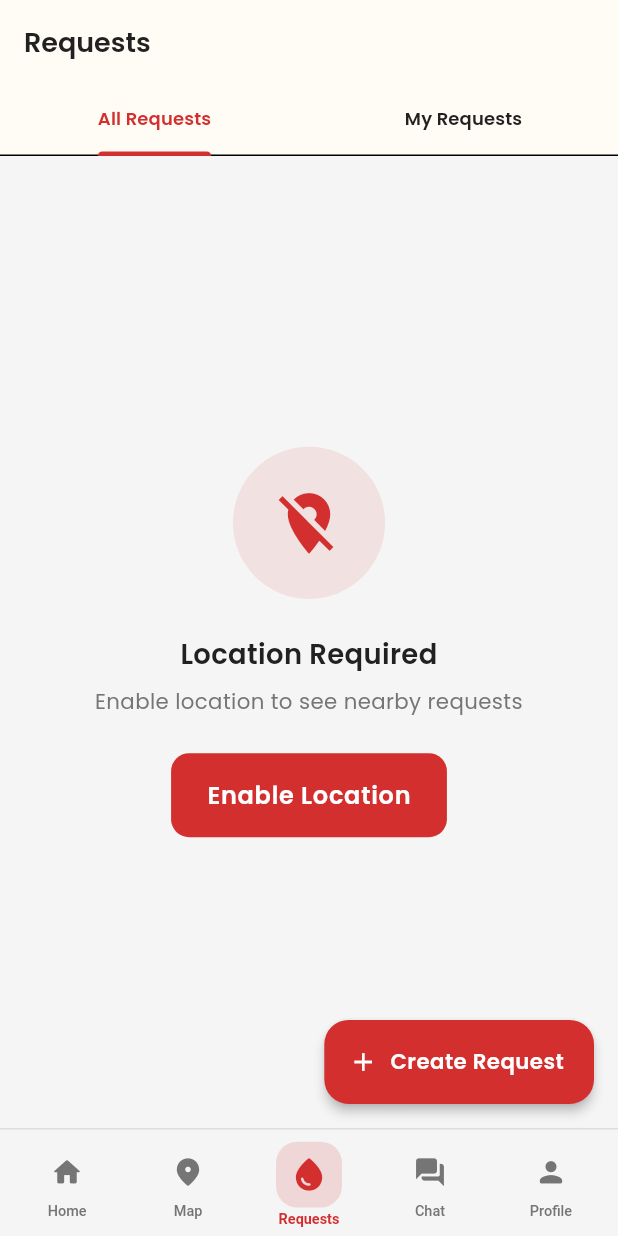
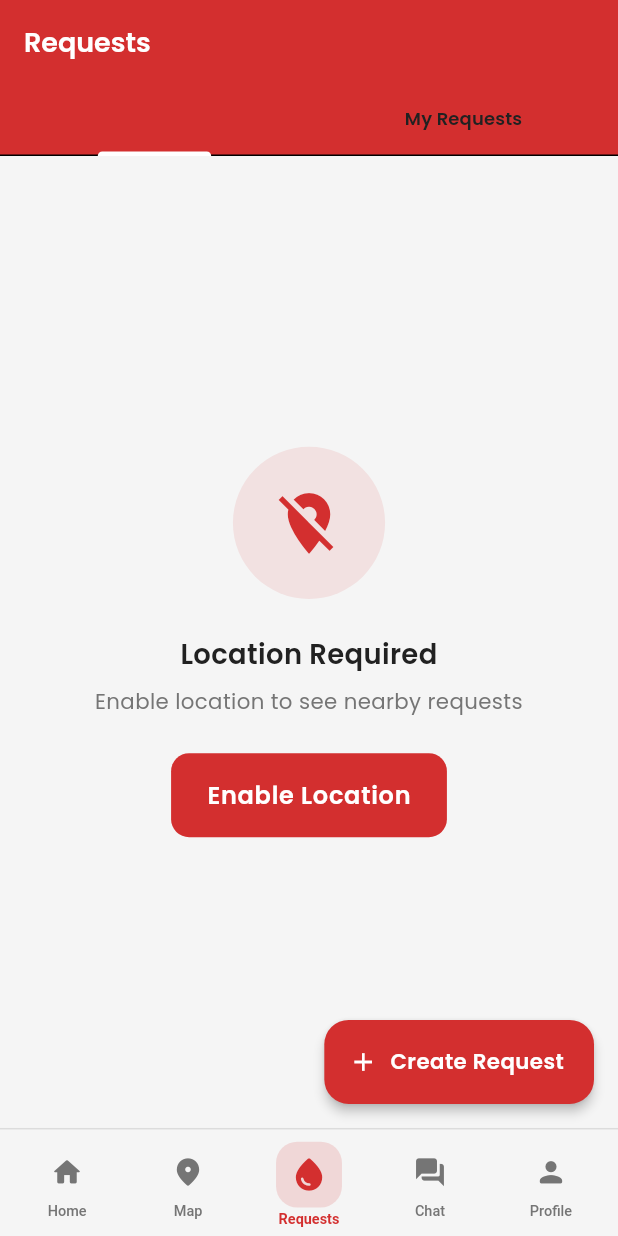
Before and after one commit to samikhan-1800/redpulse, a Flutter app: the screen it shows once a user with an empty profile is signed in, item 3 of the bottom bar chosen, on a phone screen of 412 x 824 dp. Run offline on Flutter 3.47's test engine with Material 3 defaults, Android fonts, the phone set to English and light mode, and no system bars; our stand-ins replace cached_network_image, cloud_firestore, firebase_auth, firebase_core, firebase_messaging, flutter_riverpod and 8 more; accounts and stored records are empty.

Commit message:
Update app bar and chat bubble colors for dark mode
Changed AppBarTheme to use primary color and white text/icons for better contrast. Updated chat bubble background and text colors to adapt to dark mode, improving readability and visual consistency.

```diff
--- a/lib/core/theme/app_theme.dart
+++ b/lib/core/theme/app_theme.dart
@@ -252,14 +252,14 @@ class AppTheme {
     return AppBarTheme(
       elevation: 0,
       centerTitle: false,
-      backgroundColor: AppColors.surface,
-      foregroundColor: AppColors.textPrimary,
-      systemOverlayStyle: SystemUiOverlayStyle.dark,
-      iconTheme: const IconThemeData(color: AppColors.textPrimary),
+      backgroundColor: AppColors.primary,
+      foregroundColor: Colors.white,
+      systemOverlayStyle: SystemUiOverlayStyle.light,
+      iconTheme: const IconThemeData(color: Colors.white),
       titleTextStyle: GoogleFonts.poppins(
         fontSize: 18,
         fontWeight: FontWeight.w600,
-        color: AppColors.textPrimary,
+        color: Colors.white,
       ),
     );
   }
```
Also changed, not shown: lib/presentation/screens/chat/chat_screen.dart (+10 -2 lines).
